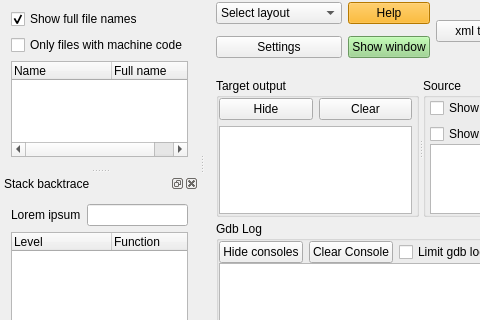
The window that mainwindow.ui (stoyan-shopov/turbo) describes before a commit, drawn with Qt 5; both pictures show x 0 to 480 and y 183 to 503 of the 1355 by 742 pixel window.
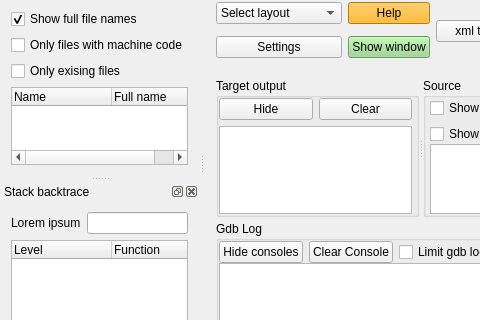
The same window after the commit.

Commit message: Enhance the source file list view

What changed in the file:
```diff
--- a/mainwindow.ui
+++ b/mainwindow.ui
@@ -648,6 +648,13 @@
          </property>
         </widget>
        </item>
+       <item>
+        <widget class="QCheckBox" name="checkBoxShowOnlyExistingSourceFiles">
+         <property name="text">
+          <string>Only exising files</string>
+         </property>
+        </widget>
+       </item>
       </layout>
      </item>
      <item>
```
The commit also changes 2 other files.
